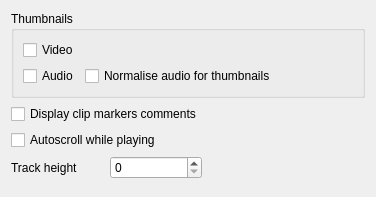
This is src/widgets/configdisplay_ui.ui in KDE/kdenlive as Qt 5 draws it before an edit. The edited form follows.
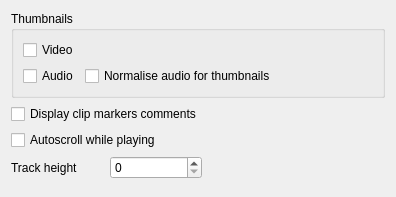
This is the edited form.

Commit message: Updated ui for vertical zoom

Diff of the .ui file:
```diff
--- a/src/widgets/configdisplay_ui.ui
+++ b/src/widgets/configdisplay_ui.ui
@@ -1,11 +1,11 @@
 <ui version="4.0" >
  <class>ConfigDisplay_UI</class>
- <widget class="QWidget" name="ConfigDisplay_UI" >
-  <property name="geometry" >
+ <widget class="QWidget" name="ConfigDisplay_UI">
+  <property name="geometry">
    <rect>
     <x>0</x>
     <y>0</y>
-    <width>353</width>
+    <width>396</width>
     <height>197</height>
    </rect>
   </property>
```
Left out of the diff: 77 changed lines with no effect on the pictures. The commit also changes 2 other files.
